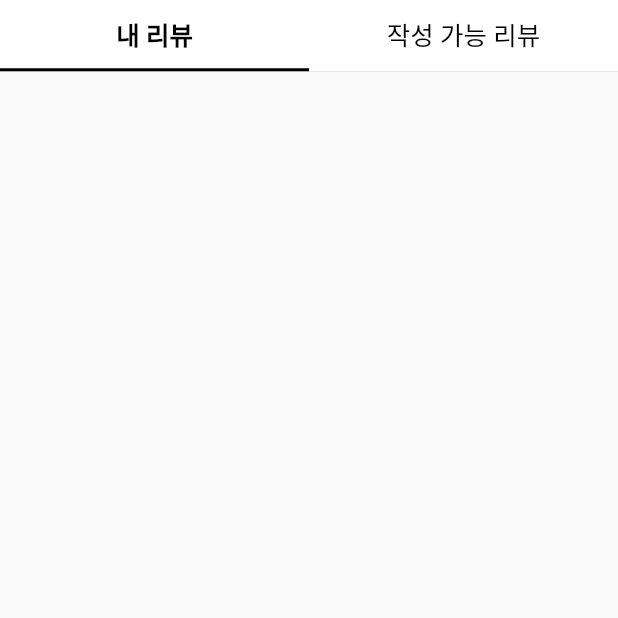
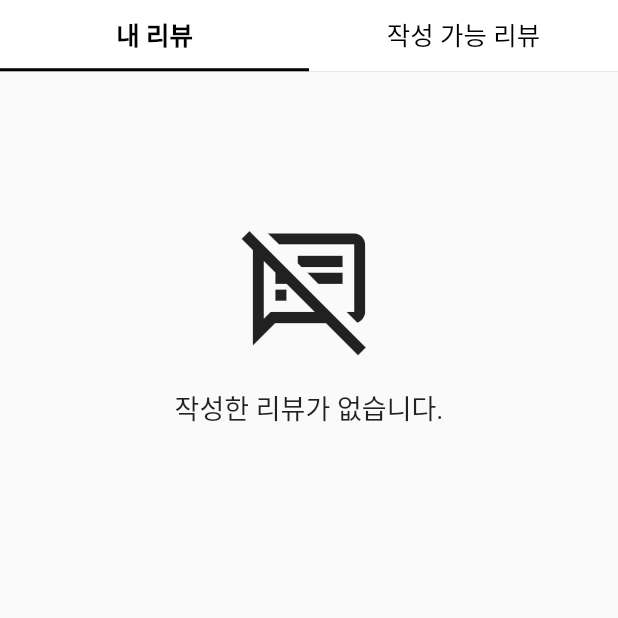
Before and after one commit to SuhyungK/Simollu, a Flutter app: the ReviewManagementPage screen opened directly, on a phone screen of 412 x 824 dp, the top half of it. Run offline on Flutter 3.47's test engine with Material 2 defaults, Android fonts, the phone set to English and light mode, and no system bars; our stand-ins replace cached_network_image, firebase_core, firebase_messaging, flutter_dotenv, flutter_local_notifications, flutter_svg and 8 more; accounts and stored records are empty; network calls fail.

Commit message:
chore: 날짜 수정

```diff
--- a/simollu_front/lib/viewmodels/notification_view_model.dart
+++ b/simollu_front/lib/viewmodels/notification_view_model.dart
@@ -49,7 +49,7 @@ class NotificationViewModel {
   }
 
   // 알림 읽음 처리
-  static Future<void> processIsRead(List<NotificationModel> alerts) async {
+  Future<void> processIsRead(List<NotificationModel> alerts) async {
     String token = await getToken();
     var url = createUrl('/alert/user/alert');
 
--- a/simollu_front/lib/viewmodels/writeable_view_model.dart
+++ b/simollu_front/lib/viewmodels/writeable_view_model.dart
@@ -34,6 +34,8 @@ class WriteableViewModel {
       final decodedList = jsonDecode(utf8.decode(response.bodyBytes));
       result = (decodedList as List).map((item) =>
         WriteableModel.fromJson(item)).toList();
+    } else if (response.statusCode == 202) {
+
     } else {
       throw Error();
     }
--- a/simollu_front/lib/views/my_review_widget.dart
+++ b/simollu_front/lib/views/my_review_widget.dart
@@ -22,6 +22,25 @@ class MyReview extends StatelessWidget {
             future: myReivews,
             builder: (context, snapshot) {
               if (snapshot.hasData) {
+                if (snapshot.data!.isEmpty) {
+                  return Center(
+                      child: Column(
+                        mainAxisAlignment: MainAxisAlignment.center,
+                        children: [
+                          SizedBox(height: 100),
+                          Icon(Icons.speaker_notes_off_outlined,
+                            size: 90,
+                          ),
+                          SizedBox(height: 20),
+                          Text('작성한 리뷰가 없습니다.',
+                            style: TextStyle(
+                                fontSize: 18
+                            ),
+                          )
+                        ],
+                      )
+                  );
+                }
                 return ListView.builder(
                   shrinkWrap: true,
                   physics: const NeverScrollableScrollPhysics(),
@@ -119,7 +138,7 @@ class MyReview extends StatelessWidget {
                             Container(
                               margin: EdgeInsets.only(top: 8),
                               child: Text(
-                                '10초 전',
+                                review.reviewRegistDate!.split('T')[0],
                                 style: TextStyle(
                                   color: Colors.black54,
                                   fontSize: 14,
```
Also changed, not shown: simollu_front/lib/views/notification_page.dart (+5 -4 lines), simollu_front/lib/views/writable_review_widget.dart (+21 -1 lines).
